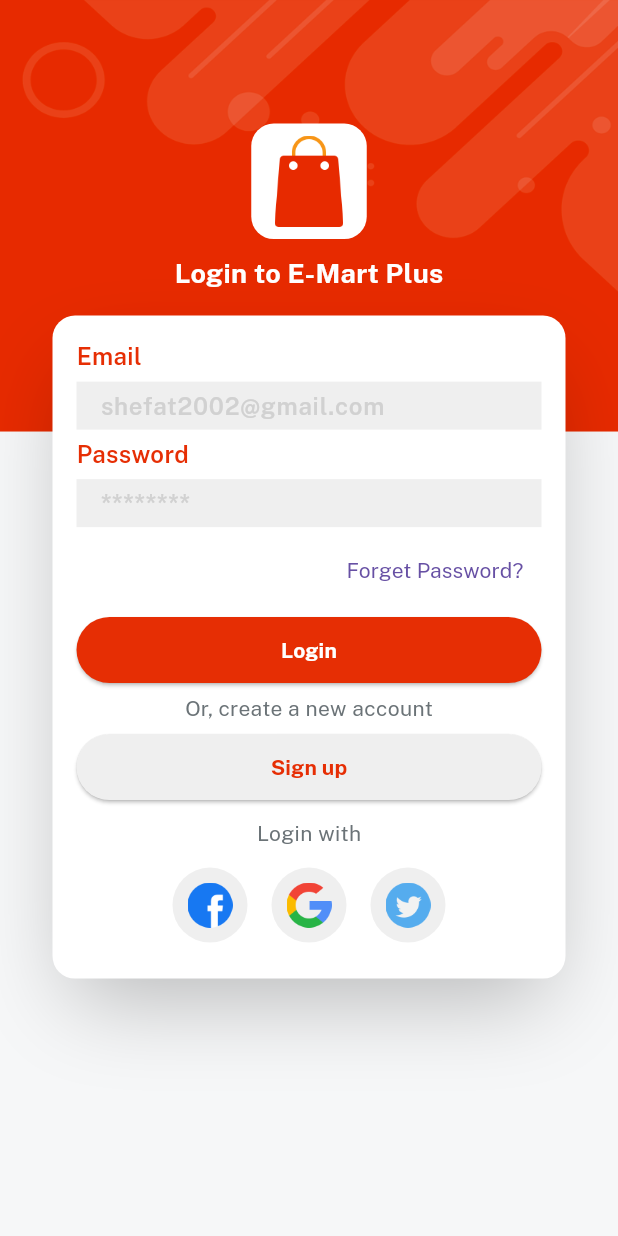
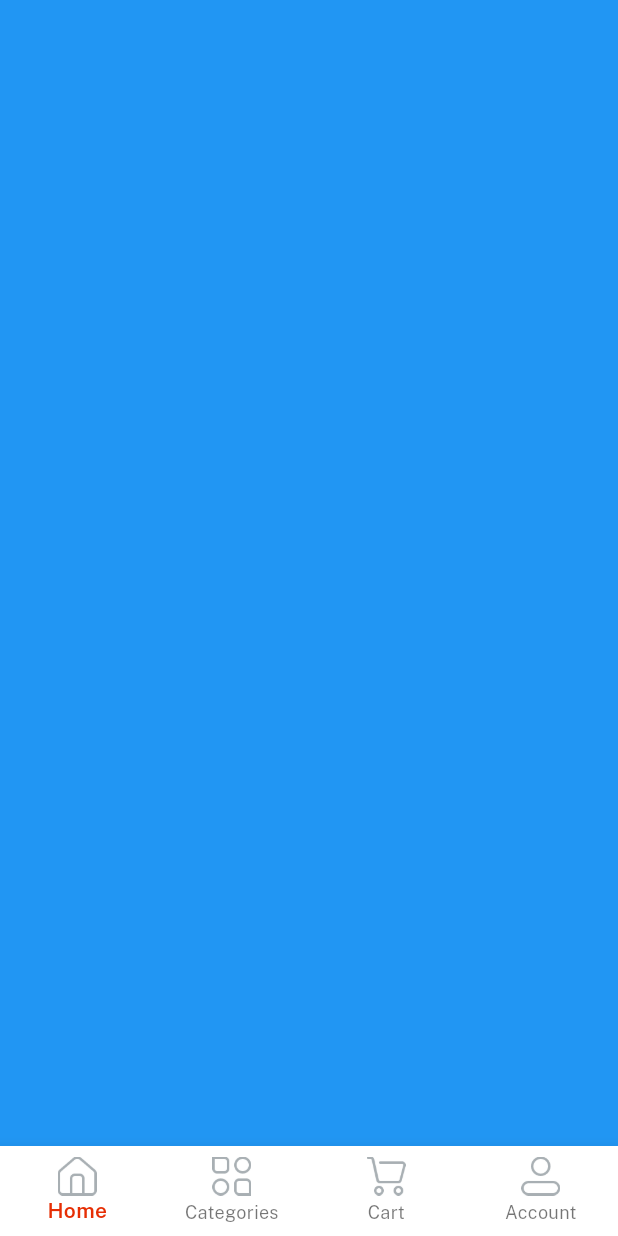
Before and after one commit to AAM-Mustahid/Emart_Plus, a Flutter app: the screen it shows after launch, after a tap on "Login", on a phone screen of 412 x 824 dp. Run offline on Flutter 3.47's test engine with Material 3 defaults, Android fonts, the phone set to English and light mode, and no system bars; our stand-ins replace get, velocity_x.

Commit message:
Started work on Home Screen UI

```diff
--- a/lib/consts/strings.dart
+++ b/lib/consts/strings.dart
@@ -16,3 +16,8 @@
 const privacyPolicy = "Privacy Policy";
 const termAndCond = "Terms and Conditions";
 const alreadyHaveAcc = "Already have an account? ";
+
+const home = "Home",
+    categories = "Categories",
+    cart = "Cart",
+    account = "Account";
--- /dev/null
+++ b/lib/controllers/home_controller.dart
@@ -0,0 +1,5 @@
+import 'package:get/get.dart';
+
+class HomeController extends GetxController {
+  var currnetNavIndex = 0.obs;
+}
--- a/lib/views/auth_screen/login_screen.dart
+++ b/lib/views/auth_screen/login_screen.dart
@@ -1,6 +1,7 @@
 import 'package:emart_plus/consts/consts.dart';
 import 'package:emart_plus/consts/lists.dart';
 import 'package:emart_plus/views/auth_screen/signup_screen.dart';
+import 'package:emart_plus/views/home_screen/home_screen.dart';
 import 'package:emart_plus/widgets_common/applogo_widgets.dart';
 import 'package:emart_plus/widgets_common/bg_widget.dart';
 import 'package:emart_plus/widgets_common/custom_textfield.dart';
@@ -34,13 +35,12 @@
                 5.heightBox,
                 // ourButton().box.width(context.screenWidth - 50).make(),
                 ourButton(
-                        color: redColor,
-                        title: login,
-                        textColor: whiteColor,
-                        onPress: () {})
-                    .box
-                    .width(context.screenWidth - 50)
-                    .make(),
+                    color: redColor,
+                    title: login,
+                    textColor: whiteColor,
+                    onPress: () {
+                      Get.to(() => const HomeScreen());
+                    }).box.width(context.screenWidth - 50).make(),
                 5.heightBox,
                 createNewAccount.text.color(fontGrey).make(),
                 5.heightBox,
--- /dev/null
+++ b/lib/views/home_screen/home_screen.dart
@@ -0,0 +1,53 @@
+import 'package:emart_plus/consts/consts.dart';
+import 'package:emart_plus/controllers/home_controller.dart';
+import 'package:get/get.dart';
+
+class HomeScreen extends StatelessWidget {
+  const HomeScreen({super.key});
+
+  @override
+  Widget build(BuildContext context) {
+    var controller = Get.put(HomeController());
+
+    var navBarItem = [
+      BottomNavigationBarItem(
+          icon: Image.asset(icHome, width: 26), label: home),
+      BottomNavigationBarItem(
+          icon: Image.asset(icCategories, width: 26), label: categories),
+      BottomNavigationBarItem(
+          icon: Image.asset(icCart, width: 26), label: cart),
+      BottomNavigationBarItem(
+          icon: Image.asset(icProfile, width: 26), label: account)
+    ];
+
+    var navBody = [
+      Container(color: Colors.blue),
+      Container(color: Colors.amber),
+      Container(color: Colors.purple),
+      Container(color: Colors.cyan)
+    ];
+    return Scaffold(
+      body: Column(
+        children: [
+          Obx(
+            () => Expanded(
+                child: navBody.elementAt(controller.currnetNavIndex.value)),
+          ),
+        ],
+      ),
+      bottomNavigationBar: Obx(
+        () => BottomNavigationBar(
+          currentIndex: controller.currnetNavIndex.value,
+          selectedItemColor: redColor,
+          selectedLabelStyle: const TextStyle(fontFamily: semibold),
+          type: BottomNavigationBarType.fixed,
+          backgroundColor: whiteColor,
+          items: navBarItem,
+          onTap: (value) {
+            controller.currnetNavIndex.value = value;
+          },
+        ),
+      ),
+    );
+  }
+}
```
